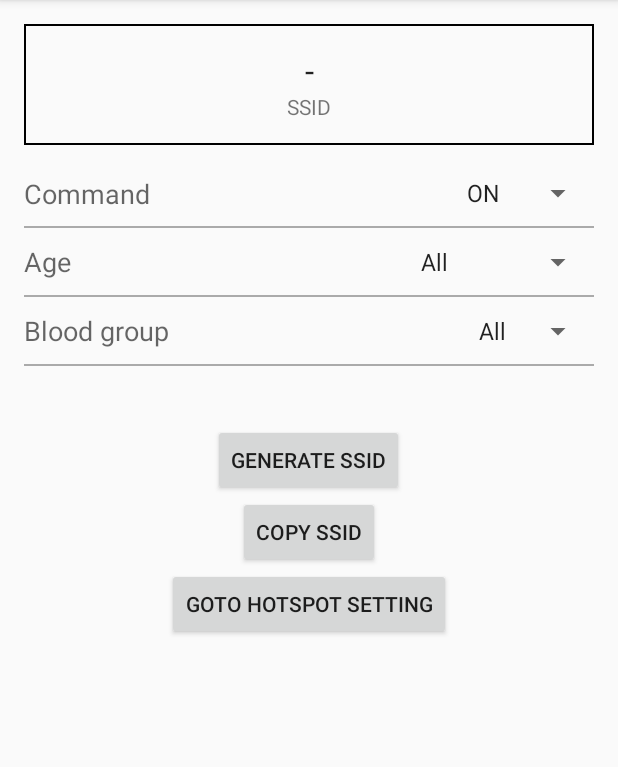
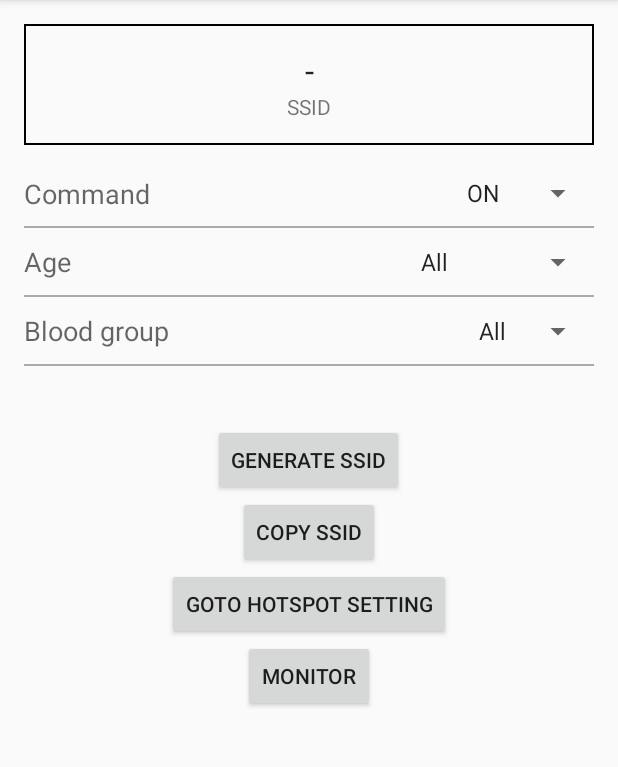
Before and after one commit to chin8628/Procon-Kosen, an Android app: the screen it shows after launch (MainActivity), on a phone screen of 412 x 824 dp, the part 84-851 px from its top. Run offline under Robolectric (Android 15) with nearby library versions, the phone set to English and light mode, and no system bars.

Commit message:
Open project and New monitor screen

```diff
--- a/RescuerApp/app/src/main/AndroidManifest.xml
+++ b/RescuerApp/app/src/main/AndroidManifest.xml
@@ -8,15 +8,16 @@
         android:label="@string/app_name"
         android:supportsRtl="true"
         android:theme="@style/AppTheme">
-        <activity android:name=".MainActivity"
+        <activity
+            android:name=".MainActivity"
             android:screenOrientation="portrait">
-
             <intent-filter>
                 <action android:name="android.intent.action.MAIN" />
 
                 <category android:name="android.intent.category.LAUNCHER" />
             </intent-filter>
         </activity>
+        <activity android:name=".Monitor"></activity>
     </application>
 
 </manifest>
--- a/RescuerApp/app/src/main/res/layout/activity_main.xml
+++ b/RescuerApp/app/src/main/res/layout/activity_main.xml
@@ -91,16 +91,6 @@
         android:layout_below="@+id/age_spinner"
         android:background="@android:color/darker_gray"/>
 
-    <TextView
-        android:layout_width="wrap_content"
-        android:layout_height="wrap_content"
-        android:text="@string/blood_label"
-        android:textAppearance="?android:attr/textAppearanceMedium"
-        android:id="@+id/textView5"
-        android:layout_alignParentStart="true"
-        android:layout_below="@+id/separate_line2"
-        android:layout_alignParentLeft="true" />
-
     <Spinner
         android:layout_width="wrap_content"
         android:layout_height="wrap_content"
@@ -152,6 +142,25 @@
             android:layout_alignTop="@+id/copy_btn"
             android:layout_toRightOf="@+id/copy_btn"
             android:layout_toEndOf="@+id/copy_btn" />
+
+        <Button
+            android:layout_width="wrap_content"
+            android:layout_height="wrap_content"
+            android:text="@string/monitor_btn"
+            android:id="@+id/button"
+            android:layout_alignTop="@+id/copy_btn"
+            android:layout_toRightOf="@+id/copy_btn"
+            android:layout_toEndOf="@+id/copy_btn" />
     </LinearLayout>
 
+    <TextView
+        android:layout_width="wrap_content"
+        android:layout_height="wrap_content"
+        android:text="@string/blood_label"
+        android:textAppearance="?android:attr/textAppearanceMedium"
+        android:id="@+id/textView5"
+        android:layout_below="@+id/separate_line2"
+        android:layout_alignParentLeft="true"
+        android:layout_alignParentStart="true" />
+
 </RelativeLayout>
--- a/RescuerApp/app/src/main/res/values/strings.xml
+++ b/RescuerApp/app/src/main/res/values/strings.xml
@@ -6,6 +6,7 @@
     <string name="generate_btn">Generate SSID</string>
     <string name="copy_btn">Copy SSID</string>
     <string name="hotspot_btn">Goto Hotspot Setting</string>
+    <string name="monitor_btn">Monitor</string>
 
     <string name="command_label">Command</string>
     <string-array name="command_spinner">
@@ -29,4 +30,9 @@
         <item>B</item>
         <item>AB</item>
     </string-array>
+
+    <!-- String on Monitor page -->
+    <string name="countDeviceLabel">Number Devices</string>
+    <string name="countDevice">0</string>
+
 </resources>
--- a/RescuerApp/build.gradle
+++ b/RescuerApp/build.gradle
@@ -5,7 +5,7 @@ buildscript {
         jcenter()
     }
     dependencies {
-        classpath 'com.android.tools.build:gradle:2.1.3'
+        classpath 'com.android.tools.build:gradle:2.2.3'
 
         // NOTE: Do not place your application dependencies here; they belong
         // in the individual module build.gradle files
```
Also changed, not shown: RescuerApp/app/src/main/java/com/example/android/rescuerapp/Monitor.java (added, +13 -0 lines), RescuerApp/app/src/main/res/layout/activity_monitor.xml (added, +33 -0 lines), 545 other files.
